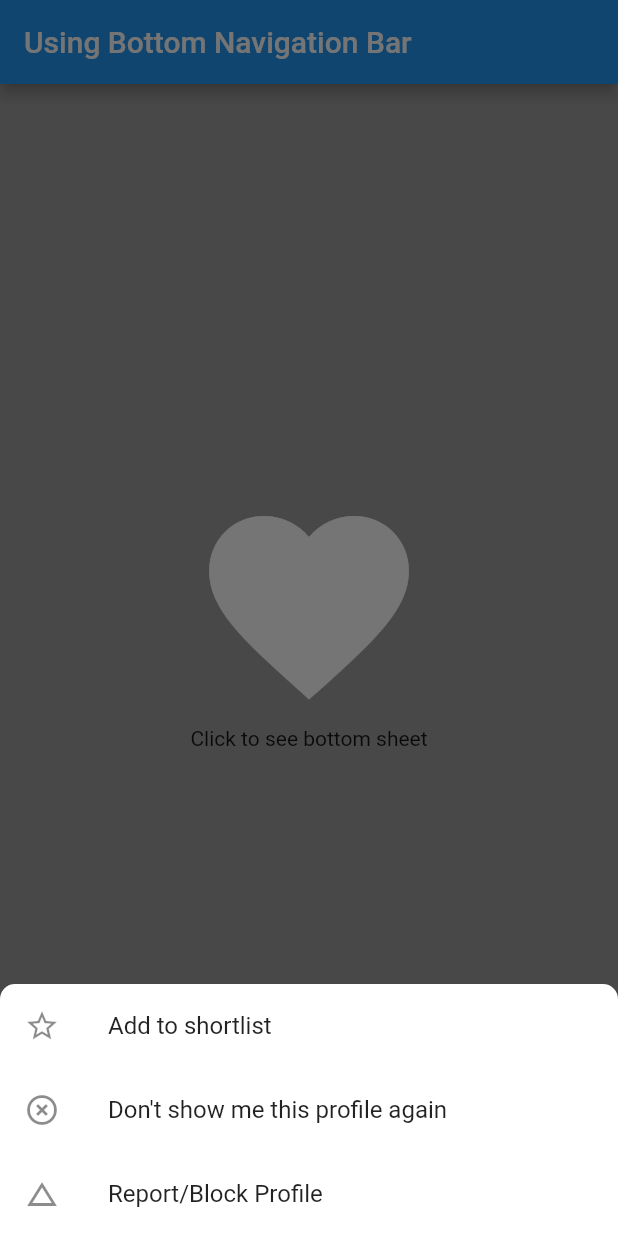
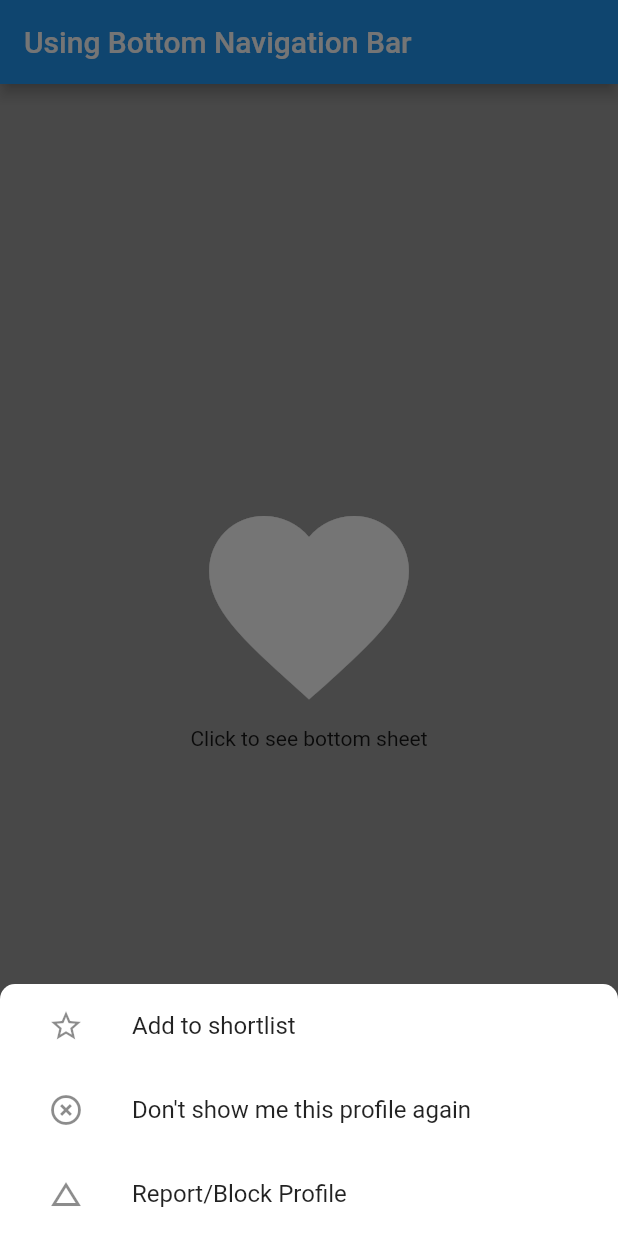
Before and after one commit to disha4mourya/HelloFlutter, a Flutter app: the screen it shows after launch, after a tap on "Click to see bottom sheet", on a phone screen of 412 x 824 dp. Run offline on Flutter 3.47's test engine with Material 2 defaults, Android fonts, the phone set to English and light mode, and no system bars.

```diff
--- a/lib/placeholder_widget.dart
+++ b/lib/placeholder_widget.dart
@@ -40,8 +40,18 @@ class PlaceholderWidget extends StatelessWidget {
                               child: new Column(
                                 mainAxisSize: MainAxisSize.min,
                                 children: <Widget>[
+                                  ListTileTheme(
+
+                                    selectedColor: Colors.redAccent,
+                                    child: Padding(
+                                      padding: const EdgeInsets.symmetric(horizontal: 16.0),
+                                      child: Column(
+                                        crossAxisAlignment: CrossAxisAlignment.stretch,
+                                        children: <Widget>[
                                           new ListTile(
+
                                             leading: new Icon(Icons.star_border),
+
                                             title: new Text('Add to shortlist'),
                                             onTap: () => Navigator.pop(context),
                                           ),
@@ -55,6 +65,11 @@ class PlaceholderWidget extends StatelessWidget {
                                             title: new Text('Report/Block Profile'),
                                             onTap: () => Navigator.pop(context),
                                           ),
+                                        ],
+                                      ),
+                                    ),
+                                  ),
+
                                 ],
                               ),
                           ),
```
Lines whose indentation alone changed are shown as unchanged.
